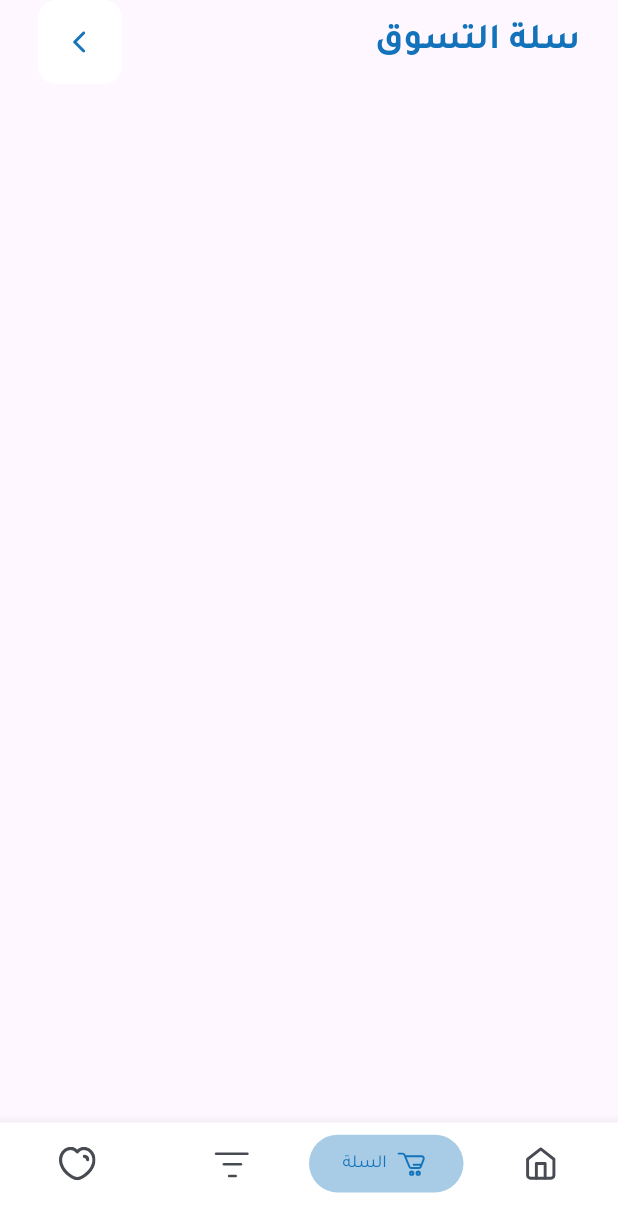
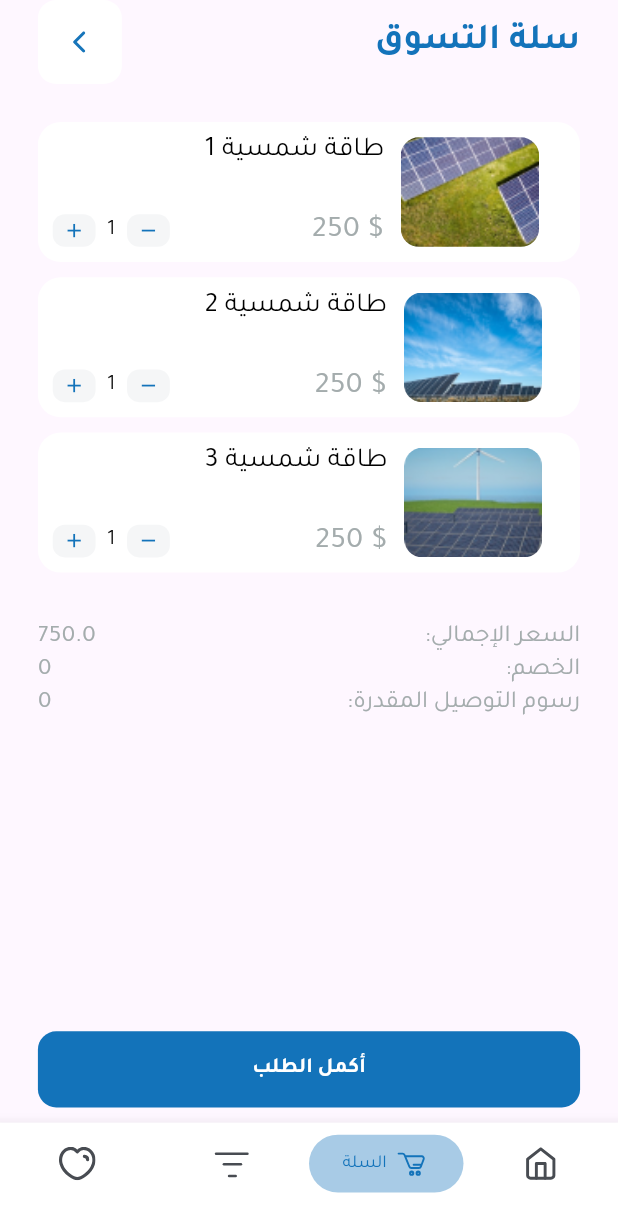
Before and after one commit to saleemAlkadour1/ghajar_app, a Flutter app: the HomeScreen screen opened directly, item 3 of the bottom bar chosen, on a phone screen of 412 x 824 dp. Shown: the top 1232 px of the screen. Run offline on Flutter 3.47's test engine with Material 3 defaults, Android fonts, the phone set to English and light mode, and no system bars; our stand-ins replace device_info_plus, flutter_riverpod, flutter_screenutil, flutter_svg, fluttertoast, recase and 1 more; missing offline and left inert: navigation_history_observer; project files that could hold a hidden picture were left out.

Commit message:
Build cart screen with its widgets and refactor the code

```diff
--- a/lib/main.dart
+++ b/lib/main.dart
@@ -1,5 +1,6 @@
 import 'package:flutter/material.dart';
 import 'package:flutter/services.dart';
+import 'package:flutter_riverpod/flutter_riverpod.dart';
 import 'package:flutter_screenutil/flutter_screenutil.dart';
 import 'package:ghajar_app/app/app_config.dart';
 import 'package:ghajar_app/ui/screens/welcome_screen.dart';
@@ -7,7 +8,7 @@ import 'package:ghajar_app/ui/screens/welcome_screen.dart';
 void main() async {
   WidgetsFlutterBinding.ensureInitialized();
   await SystemChrome.setPreferredOrientations([DeviceOrientation.portraitUp]);
-  runApp(const GhajarApp());
+  runApp(const ProviderScope(child: GhajarApp()));
 }
 
 class GhajarApp extends StatelessWidget {
--- /dev/null
+++ b/lib/models/cart_item_model.dart
@@ -0,0 +1,15 @@
+class CartItemModel {
+  final String name;
+
+  final int price;
+
+  final String? imagePath;
+
+  int quantity;
+  CartItemModel({
+    required this.name,
+    required this.price,
+    this.imagePath,
+    required this.quantity,
+  });
+}
--- /dev/null
+++ b/lib/providers/variables_provider.dart
@@ -0,0 +1,28 @@
+import 'package:flutter_riverpod/flutter_riverpod.dart';
+import 'package:ghajar_app/models/cart_item_model.dart';
+
+final listCartItemProvider = StateProvider<List<CartItemModel>>((ref) => [
+      CartItemModel(
+          name: 'طاقة شمسية 1',
+          price: 250,
+          quantity: 1,
+          imagePath: 'assets/images/products/product1.png'),
+      CartItemModel(
+          name: 'طاقة شمسية 2',
+          price: 250,
+          quantity: 1,
+          imagePath: 'assets/images/products/product2.png'),
+      CartItemModel(
+          name: 'طاقة شمسية 3',
+          price: 250,
+          quantity: 1,
+          imagePath: 'assets/images/products/product3.png'),
+    ]);
+final orderTotalProvider = StateProvider<double>((ref) {
+  final listCartItem = ref.watch(listCartItemProvider);
+  double orderTotal = 0;
+  for (var cartItem in listCartItem) {
+    orderTotal += (cartItem.price * cartItem.quantity);
+  }
+  return orderTotal;
+});
--- a/lib/ui/screens/cart_screen.dart
+++ b/lib/ui/screens/cart_screen.dart
@@ -1,25 +1,40 @@
-// ignore_for_file: prefer_const_constructors
+// ignore_for_file: prefer_const_constructors, prefer_interpolation_to_compose_strings
 
 import 'package:flutter/material.dart';
+import 'package:flutter_riverpod/flutter_riverpod.dart';
 import 'package:ghajar_app/app/app_spacing.dart';
 import 'package:ghajar_app/app/my_strings.dart';
+import 'package:ghajar_app/ui/widgets/cart_screen_widgets/custom_list_view_in_cart_screen.dart';
+import 'package:ghajar_app/ui/widgets/cart_screen_widgets/payment_summary_card.dart';
 import 'package:ghajar_app/ui/widgets/custom_app_bar.dart';
+import 'package:ghajar_app/ui/widgets/custom_button.dart';
 import 'package:ghajar_app/utils/enums/app_pages_route.dart';
 import 'package:ghajar_app/utils/navigation.dart';
 
-class CartScreen extends StatelessWidget implements AppPageRoute {
+class CartScreen extends ConsumerWidget implements AppPageRoute {
   const CartScreen({super.key});
 
   @override
-  Widget build(BuildContext context) {
+  Widget build(BuildContext context, WidgetRef ref) {
     return Padding(
-      padding: EdgeInsets.symmetric(horizontal: AppSpacing.value(23).w),
-      child: Scaffold(
+        padding: EdgeInsets.symmetric(horizontal: AppSpacing.value(23).w),
+        child: Scaffold(
           appBar: CustomAppBar(title: MyStrings.shoppingCart),
-          body: Padding(
-            padding: EdgeInsets.symmetric(vertical: AppSpacing.value(25).h),
-          )),
-    );
+          body: Column(
+            children: [
+              AppSpacing.value(25).inColumn,
+              SizedBox(
+                height: AppSpacing.value(300).h,
+                child: CustomListViewInCartScreen(),
+              ),
+              AppSpacing.value(31).inColumn,
+              PaymentSummaryCard(),
+              Spacer(),
+              CustomButton(text: 'أكمل الطلب'),
+              AppSpacing.value(10).inColumn
+            ],
+          ),
+        ));
   }
 
   @override
--- /dev/null
+++ b/lib/ui/widgets/cart_screen_widgets/cart_item.dart
@@ -0,0 +1,74 @@
+import 'package:flutter/material.dart';
+import 'package:flutter_riverpod/flutter_riverpod.dart';
+import 'package:ghajar_app/app/app_colors.dart';
+import 'package:ghajar_app/app/app_radius.dart';
+import 'package:ghajar_app/app/app_spacing.dart';
+import 'package:ghajar_app/app/app_text_styles.dart';
+import 'package:ghajar_app/models/cart_item_model.dart';
+import 'package:ghajar_app/ui/widgets/cart_screen_widgets/set_quantity.dart';
+
+class CartItem extends ConsumerWidget {
+  const CartItem(
+      {super.key,
+      required this.cartItemModel,
+      required this.newQuantity,
+      required this.index});
+  final CartItemModel cartItemModel;
+  final Function(int) newQuantity;
+  final int index;
+
+  @override
+  Widget build(BuildContext context, WidgetRef ref) {
+    return Container(
+      padding: EdgeInsets.symmetric(
+        vertical: AppSpacing.value(10).h,
+        horizontal: AppSpacing.value(9).w,
+      ),
+      margin: EdgeInsets.only(bottom: AppSpacing.value(10).h),
+      decoration: BoxDecoration(
+          color: AppColors.white,
+          borderRadius: BorderRadius.circular(AppRadius.xm.v)),
+      height: AppSpacing.value(92).h,
+      child: Row(
+        children: [
+          Align(
+            alignment: Alignment.bottomCenter,
+            child: SetQuantity(
+              index: index,
+              newQuantity: (value) {
+                newQuantity(value);
+              },
+            ),
+          ),
+          AppSpacing.value(21).inRow,
+          Column(
+            crossAxisAlignment: CrossAxisAlignment.end,
+            children: [
+              Text(
+                cartItemModel.name,
+                style: MyText.appStyle.ml.wMedium.reColorText.style,
+                maxLines: 1,
+                overflow: TextOverflow.ellipsis,
+              ),
+              const Spacer(),
+              Text(
+                cartItemModel.price.toString() + r' $',
+                style: MyText.appStyle.l.wRegular.reColorXXLightText.style,
+              ),
+            ],
+          ),
+          AppSpacing.value(10).inRow,
+          ClipRRect(
+            borderRadius: BorderRadius.circular(AppRadius.regular.v),
+            child: Image.asset(
+              fit: BoxFit.cover,
+              cartItemModel.imagePath!,
+              width: AppSpacing.value(84).w,
+              height: AppSpacing.value(73).h,
+            ),
+          ),
+        ],
+      ),
+    );
+  }
+}
--- /dev/null
+++ b/lib/ui/widgets/cart_screen_widgets/custom_list_view_in_cart_screen.dart
@@ -0,0 +1,35 @@
+import 'package:flutter/material.dart';
+import 'package:flutter_riverpod/flutter_riverpod.dart';
+import 'package:ghajar_app/models/cart_item_model.dart';
+import 'package:ghajar_app/providers/variables_provider.dart';
+import 'package:ghajar_app/ui/widgets/cart_screen_widgets/cart_item.dart';
+
+class CustomListViewInCartScreen extends ConsumerWidget {
+  const CustomListViewInCartScreen({
+    super.key,
+  });
+
+  @override
+  Widget build(BuildContext context, WidgetRef ref) {
+    List<CartItemModel> listCartItemModel = ref.watch(listCartItemProvider);
+
+    return ListView.builder(
+      itemBuilder: (context, index) {
+        return CartItem(
+          index: index,
+          cartItemModel: listCartItemModel[index],
+          newQuantity: (value) {
+            // ref.read(listCartItemProvider.notifier).state[index].quantity =
+            //     value;
+            ref.read(listCartItemProvider.notifier).update((state) {
+              final updateList = List<CartItemModel>.from(state);
+              updateList[index].quantity = value;
+              return updateList;
+            });
+          },
+        );
+      },
+      itemCount: listCartItemModel.length,
+    );
+  }
+}
--- /dev/null
+++ b/lib/ui/widgets/cart_screen_widgets/details_item.dart
@@ -0,0 +1,34 @@
+import 'package:flutter/material.dart';
+import 'package:ghajar_app/app/app_text_styles.dart';
+
+class DetailsItem extends StatelessWidget {
+  const DetailsItem(
+      {super.key,
+      required this.title,
+      required this.value,
+      this.styleTitle,
+      this.styleValue});
+  final String title;
+  final String value;
+  final TextStyle? styleTitle;
+  final TextStyle? styleValue;
+
+  @override
+  Widget build(BuildContext context) {
+    return Row(
+      mainAxisAlignment: MainAxisAlignment.spaceBetween,
+      children: [
+        Text(
+          value,
+          style:
+              styleValue ?? MyText.appStyle.m.wRegular.reColorXXLightText.style,
+        ),
+        Text(
+          title,
+          style:
+              styleTitle ?? MyText.appStyle.m.wRegular.reColorXXLightText.style,
+        ),
+      ],
+    );
+  }
+}
--- /dev/null
+++ b/lib/ui/widgets/cart_screen_widgets/payment_summary_card.dart
@@ -0,0 +1,26 @@
+// ignore_for_file: prefer_const_constructors
+
+import 'package:flutter/material.dart';
+import 'package:flutter_riverpod/flutter_riverpod.dart';
+import 'package:ghajar_app/app/app_spacing.dart';
+import 'package:ghajar_app/providers/variables_provider.dart';
+import 'package:ghajar_app/ui/widgets/cart_screen_widgets/details_item.dart';
+
+class PaymentSummaryCard extends ConsumerWidget {
+  const PaymentSummaryCard({super.key});
+
+  @override
+  Widget build(BuildContext context, WidgetRef ref) {
+    double orderTotal = ref.watch(orderTotalProvider);
+    return Column(
+      crossAxisAlignment: CrossAxisAlignment.start,
+      children: [
+        DetailsItem(title: ':السعر الإجمالي', value: orderTotal.toString()),
+        AppSpacing.value(6).inColumn,
+        DetailsItem(title: ':الخصم', value: '0'),
+        AppSpacing.value(6).inColumn,
+        DetailsItem(title: ':رسوم التوصيل المقدرة', value: '0'),
+      ],
+    );
+  }
+}
--- /dev/null
+++ b/lib/ui/widgets/cart_screen_widgets/set_quantity.dart
@@ -0,0 +1,88 @@
+import 'package:flutter/material.dart';
+import 'package:flutter_riverpod/flutter_riverpod.dart';
+import 'package:flutter_screenutil/flutter_screenutil.dart';
+import 'package:ghajar_app/app/app_colors.dart';
+import 'package:ghajar_app/app/app_radius.dart';
+import 'package:ghajar_app/app/app_spacing.dart';
+import 'package:ghajar_app/app/app_text_styles.dart';
+import 'package:ghajar_app/providers/variables_provider.dart';
+import 'package:ghajar_app/ui/widgets/custom_icon.dart';
+
+class SetQuantity extends ConsumerStatefulWidget {
+  const SetQuantity({
+    super.key,
+    required this.newQuantity,
+    required this.index,
+  });
+  final Function(int) newQuantity;
+  final int index;
+
+  @override
+  ConsumerState<SetQuantity> createState() => _SetQuantityState();
+}
+
+class _SetQuantityState extends ConsumerState<SetQuantity> {
+  @override
+  Widget build(BuildContext context) {
+    int quantity = ref.watch(listCartItemProvider)[widget.index].quantity;
+    return Row(
+      children: [
+        Container(
+          width: AppSpacing.value(26).w,
+          height: AppSpacing.value(21.48).h,
+          decoration: BoxDecoration(
+              color: AppColors.bg,
+              borderRadius: BorderRadius.circular(AppRadius.sm.v)),
+          child: Center(
+            child: CustomIcon(
+              onTap: () {
+                setState(() {
+                  if (quantity >= 1 && quantity < 99) {
+                    quantity += 1;
+                  }
+                  widget.newQuantity(quantity);
+                });
+              },
+              icon: Icon(
+                Icons.add,
+                color: AppColors.primary,
+                size: 15.sp,
+              ),
+            ),
+          ),
+        ),
+        Padding(
+          padding: EdgeInsets.symmetric(horizontal: AppSpacing.value(7).w),
+          child: Text(
+            quantity.toString(),
+            style: MyText.appStyle.small.wRegular.reColorText.style,
+          ),
+        ),
+        Container(
+          width: AppSpacing.value(26).w,
+          height: AppSpacing.value(21.48).h,
+          decoration: BoxDecoration(
+              color: AppColors.bg,
+              borderRadius: BorderRadius.circular(AppRadius.sm.v)),
+          child: Center(
+            child: CustomIcon(
+              onTap: () {
+                setState(() {
+                  if (quantity > 1 && quantity <= 99) {
+                    quantity -= 1;
+                  }
+                  widget.newQuantity(quantity);
+                });
+              },
+              icon: Icon(
+                Icons.remove,
+                color: AppColors.primary,
+                size: 15.sp,
+              ),
+            ),
+          ),
+        ),
+      ],
+    );
+  }
+}
--- /dev/null
+++ b/lib/ui/widgets/custom_icon.dart
@@ -0,0 +1,15 @@
+import 'package:flutter/material.dart';
+
+class CustomIcon extends StatelessWidget {
+  const CustomIcon({super.key, this.onTap, required this.icon});
+  final Function()? onTap;
+  final Icon icon;
+
+  @override
+  Widget build(BuildContext context) {
+    return GestureDetector(
+      onTap: onTap,
+      child: icon,
+    );
+  }
+}
--- a/pubspec.yaml
+++ b/pubspec.yaml
@@ -61,6 +61,7 @@ flutter:
     - assets/images/app_icons/
     - assets/images/page_view_images/
     - assets/images/categories/
+    - assets/images/products/
   # An image asset can refer to one or more resolution-specific "variants", see
   # https://flutter.dev/to/resolution-aware-images
   # For details regarding adding assets from package dependencies, see
```
Also changed, not shown: assets/images/products/product1.png (added), assets/images/products/product2.png (added), assets/images/products/product3.png (added).
